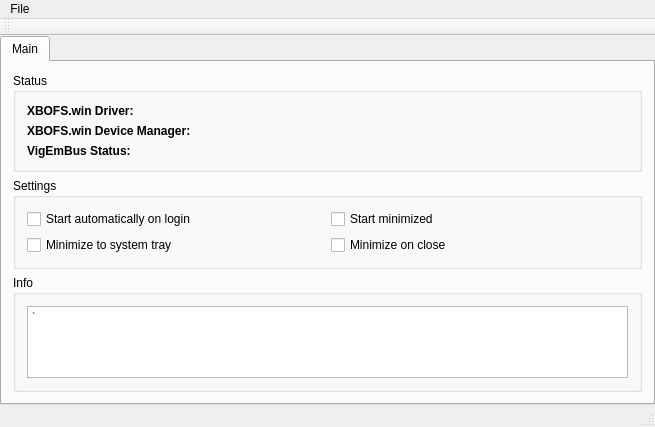
Above: XBOFS.win.qt5/XBOFSWinQT5GUI.ui from OOPMan/XBOFS.win before the change. Below: the same form after it.
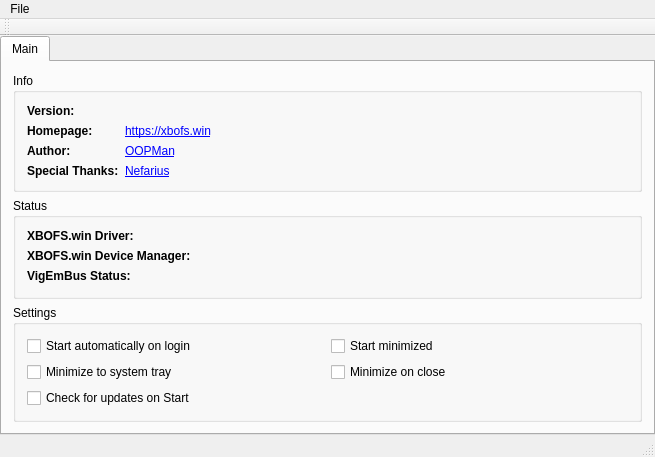
That is the form after the change. Icons and pictures are not drawn.

Commit message: #2: Implement version check

```diff
--- a/XBOFS.win.qt5/XBOFSWinQT5GUI.ui
+++ b/XBOFS.win.qt5/XBOFSWinQT5GUI.ui
@@ -41,6 +41,77 @@
         <string>Main</string>
        </attribute>
        <layout class="QVBoxLayout" name="verticalLayout">
+        <item>
+         <widget class="QGroupBox" name="infoGroupBox">
+          <property name="title">
+           <string>Info</string>
+          </property>
+          <layout class="QFormLayout" name="formLayout_2">
+           <item row="0" column="0">
+            <widget class="QLabel" name="label_4">
+             <property name="text">
+              <string>&lt;html&gt;&lt;head/&gt;&lt;body&gt;&lt;p&gt;&lt;span style=&quot; font-weight:600;&quot;&gt;Version:&lt;/span&gt;&lt;/p&gt;&lt;/body&gt;&lt;/html&gt;</string>
+             </property>
+            </widget>
+           </item>
+           <item row="0" column="1">
+            <widget class="QLabel" name="versionLabel">
+             <property name="text">
+              <string/>
+             </property>
+             <property name="textFormat">
+              <enum>Qt::RichText</enum>
+             </property>
+            </widget>
+           </item>
+           <item row="1" column="0">
+            <widget class="QLabel" name="label_5">
+             <property name="text">
+              <string>&lt;html&gt;&lt;head/&gt;&lt;body&gt;&lt;p&gt;&lt;span style=&quot; font-weight:600;&quot;&gt;Homepage:&lt;/span&gt;&lt;/p&gt;&lt;/body&gt;&lt;/html&gt;</string>
+             </property>
+            </widget>
+           </item>
+           <item row="1" column="1">
+            <widget class="QLabel" name="homepageLabel">
+             <property name="text">
+              <string>&lt;html&gt;&lt;head/&gt;&lt;body&gt;&lt;p&gt;&lt;a href=&quot;https://xbofs.win&quot;&gt;&lt;span style=&quot; text-decoration: underline; color:#0000ff;&quot;&gt;https://xbofs.win&lt;/span&gt;&lt;/a&gt;&lt;/p&gt;&lt;/body&gt;&lt;/html&gt;</string>
+             </property>
+            </widget>
+           </item>
+           <item row="2" column="0">
+            <widget class="QLabel" name="label_7">
+             <property name="text">
+              <string>&lt;html&gt;&lt;head/&gt;&lt;body&gt;&lt;p&gt;&lt;span style=&quot; font-weight:600;&quot;&gt;Author:&lt;/span&gt;&lt;/p&gt;&lt;/body&gt;&lt;/html&gt;</string>
+             </property>
+            </widget>
+           </item>
+           <item row="2" column="1">
+            <widget class="QLabel" name="authorLabel">
+             <property name="text">
+              <string>&lt;html&gt;&lt;head/&gt;&lt;body&gt;&lt;p&gt;&lt;a href=&quot;https://github.com/OOPMan/&quot;&gt;&lt;span style=&quot; text-decoration: underline; color:#0000ff;&quot;&gt;OOPMan&lt;/span&gt;&lt;/a&gt;&lt;/p&gt;&lt;/body&gt;&lt;/html&gt;</string>
+             </property>
+            </widget>
+           </item>
+           <item row="3" column="0">
+            <widget class="QLabel" name="label_9">
+             <property name="text">
+              <string>&lt;html&gt;&lt;head/&gt;&lt;body&gt;&lt;p&gt;&lt;span style=&quot; font-weight:600;&quot;&gt;Special Thanks:&lt;/span&gt;&lt;/p&gt;&lt;/body&gt;&lt;/html&gt;</string>
+             </property>
+            </widget>
+           </item>
+           <item row="3" column="1">
+            <widget class="QLabel" name="specialThanksLabel">
+             <property name="text">
+              <string>&lt;html&gt;&lt;head/&gt;&lt;body&gt;&lt;p&gt;&lt;a href=&quot;https://github.com/nefarius/&quot;&gt;&lt;span style=&quot; text-decoration: underline; color:#0000ff;&quot;&gt;Nefarius&lt;/span&gt;&lt;/a&gt;&lt;/p&gt;&lt;/body&gt;&lt;/html&gt;</string>
+             </property>
+             <property name="textFormat">
+              <enum>Qt::RichText</enum>
+             </property>
+            </widget>
+           </item>
+          </layout>
+         </widget>
+        </item>
         <item>
          <widget class="QGroupBox" name="statusGroupBox">
           <property name="title">
@@ -107,20 +178,6 @@
            <string>Settings</string>
           </property>
           <layout class="QGridLayout" name="gridLayout">
-           <item row="0" column="0">
-            <widget class="QCheckBox" name="autostartCheckBox">
-             <property name="text">
-              <string>Start automatically on login</string>
-             </property>
-            </widget>
-           </item>
-           <item row="0" column="1">
-            <widget class="QCheckBox" name="startMinimizedCheckbox">
-             <property name="text">
-              <string>Start minimized</string>
-             </property>
-            </widget>
-           </item>
            <item row="1" column="0">
             <widget class="QCheckBox" name="minimizeToTrayCheckbox">
              <property name="text">
@@ -128,6 +185,13 @@
              </property>
             </widget>
            </item>
+           <item row="0" column="1">
+            <widget class="QCheckBox" name="startMinimizedCheckbox">
+             <property name="text">
+              <string>Start minimized</string>
+             </property>
+            </widget>
+           </item>
            <item row="1" column="1">
             <widget class="QCheckBox" name="minimizeOnCloseCheckBox">
              <property name="text">
@@ -135,29 +199,17 @@
              </property>
             </widget>
            </item>
-          </layout>
-         </widget>
-        </item>
-        <item>
-         <widget class="QGroupBox" name="infoGroupBox">
-          <property name="title">
-           <string>Info</string>
-          </property>
-          <layout class="QVBoxLayout" name="verticalLayout_2">
-           <item>
-            <widget class="QTextEdit" name="infoText">
-             <property name="readOnly">
-              <bool>true</bool>
+           <item row="0" column="0">
+            <widget class="QCheckBox" name="autostartCheckBox">
+             <property name="text">
+              <string>Start automatically on login</string>
              </property>
-             <property name="html">
-              <string>&lt;!DOCTYPE HTML PUBLIC &quot;-//W3C//DTD HTML 4.0//EN&quot; &quot;http://www.w3.org/TR/REC-html40/strict.dtd&quot;&gt;
-&lt;html&gt;&lt;head&gt;&lt;meta name=&quot;qrichtext&quot; content=&quot;1&quot; /&gt;&lt;style type=&quot;text/css&quot;&gt;
-p, li { white-space: pre-wrap; }
-&lt;/style&gt;&lt;/head&gt;&lt;body style=&quot; font-family:'MS Shell Dlg 2'; font-size:8.25pt; font-weight:400; font-style:normal;&quot;&gt;
-&lt;p style=&quot; margin-top:0px; margin-bottom:0px; margin-left:0px; margin-right:0px; -qt-block-indent:0; text-indent:0px;&quot;&gt;`&lt;/p&gt;&lt;/body&gt;&lt;/html&gt;</string>
-             </property>
-             <property name="textInteractionFlags">
-              <set>Qt::TextBrowserInteraction</set>
+            </widget>
+           </item>
+           <item row="2" column="0">
+            <widget class="QCheckBox" name="updateCheckCheckbox">
+             <property name="text">
+              <string>Check for updates on Start</string>
              </property>
             </widget>
            </item>
```
The commit also changes 2 other files.
